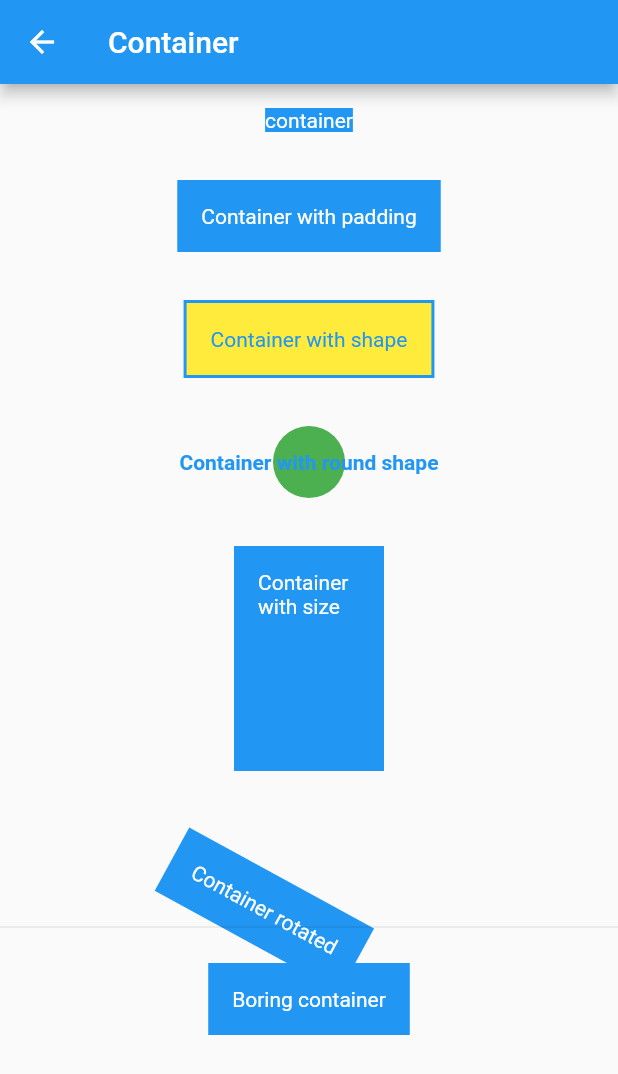
After one commit to arifikhsan/flutter_components, a Flutter app: the ContainerPage screen opened by its route, on a phone screen of 412 x 824 dp. The commit adds this screen. Shown: the top 1074 px of the screen. Run offline on Flutter 3.47's test engine with Material 2 defaults, Android fonts, the phone set to English and light mode, and no system bars; our stand-ins replace fluttertoast.

Commit message:
container

```diff
--- a/lib/pages/home_page.dart
+++ b/lib/pages/home_page.dart
@@ -145,6 +145,17 @@ class HomePage extends StatelessWidget {
                   Navigator.pushNamed(context, '/spacer');
                 },
               ),
+              ListTile(
+                title: Text(
+                  'Container',
+                  style: TextStyle(
+                    color: Colors.blue
+                  ),
+                ),
+                onTap: () {
+                  Navigator.pushNamed(context, '/container');
+                },
+              ),
             ],
           ),
         ),
--- /dev/null
+++ b/lib/pages/widgets/container_page.dart
@@ -0,0 +1,112 @@
+import 'package:flutter/material.dart';
+
+class ContainerPage extends StatelessWidget {
+  @override
+  Widget build(BuildContext context) {
+    return Scaffold(
+      appBar: AppBar(
+        title: Text('Container'),
+      ),
+      body: SingleChildScrollView(
+        child: Center(
+          child: Column(
+            crossAxisAlignment: CrossAxisAlignment.center,
+            children: <Widget>[
+              Container(
+                margin: EdgeInsets.all(16),
+                color: Colors.blue,
+                child: Text(
+                  'container',
+                  style: TextStyle(
+                    color: Colors.white,
+                  ),
+                ),
+              ),
+              Container(
+                margin: EdgeInsets.all(16),
+                padding: EdgeInsets.all(16),
+                color: Colors.blue,
+                child: Text(
+                  'Container with padding',
+                  style: TextStyle(
+                    color: Colors.white,
+                  ),
+                ),
+              ),
+              Container(
+                margin: EdgeInsets.all(16),
+                padding: EdgeInsets.all(16),
+                decoration: BoxDecoration(
+                  shape: BoxShape.rectangle,
+                  color: Colors.yellow,
+                  border: Border.all(
+                    color: Colors.blue,
+                    width: 2,
+                  ),
+                ),
+                child: Text(
+                  'Container with shape',
+                  style: TextStyle(
+                    color: Colors.blue,
+                  ),
+                ),
+              ),
+              Container(
+                margin: EdgeInsets.all(16),
+                padding: EdgeInsets.all(16),
+                decoration: BoxDecoration(
+                  color: Colors.green,
+                  shape: BoxShape.circle,
+                ),
+                child: Text(
+                  'Container with round shape',
+                  style: TextStyle(
+                    color: Colors.blue,
+                    fontWeight: FontWeight.bold,
+                  ),
+                ),
+              ),
+              Container(
+                margin: EdgeInsets.all(16),
+                padding: EdgeInsets.all(16),
+                color: Colors.blue,
+                width: 100,
+                height: 150,
+                child: Text(
+                  'Container with size',
+                  style: TextStyle(
+                    color: Colors.white,
+                  ),
+                ),
+              ),
+              Container(
+                margin: EdgeInsets.all(16),
+                padding: EdgeInsets.all(16),
+                color: Colors.blue,
+                transform: Matrix4.rotationZ(0.5),
+                child: Text(
+                  'Container rotated',
+                  style: TextStyle(
+                    color: Colors.white,
+                  ),
+                ),
+              ),
+              Divider(),
+              Container(
+                margin: EdgeInsets.all(16),
+                padding: EdgeInsets.all(16),
+                color: Colors.blue,
+                child: Text(
+                  'Boring container',
+                  style: TextStyle(
+                    color: Colors.white,
+                  ),
+                ),
+              ),
+            ],
+          ),
+        ),
+      ),
+    );
+  }
+}
--- a/lib/router.dart
+++ b/lib/router.dart
@@ -12,6 +12,7 @@ import 'package:flutter_components/pages/stateful_widgets_page.dart';
 import 'package:flutter_components/pages/text_field_page.dart';
 import 'package:flutter_components/pages/text_page.dart';
 import 'package:flutter_components/pages/widgets/align_page.dart';
+import 'package:flutter_components/pages/widgets/container_page.dart';
 import 'package:flutter_components/pages/widgets/placeholder_page.dart';
 import 'package:flutter_components/pages/widgets/spacer_page.dart';
 
@@ -30,5 +31,6 @@ final routes = <String, WidgetBuilder>{
   '/placeholder': (context) => PlaceholderPage(),
   '/align': (context) => AlignPage(),
   '/spacer': (context) => SpacerPage(),
+  '/container': (context) => ContainerPage(),
   '/listview': (context) => ListViewBuilderPage(),
 };
```
